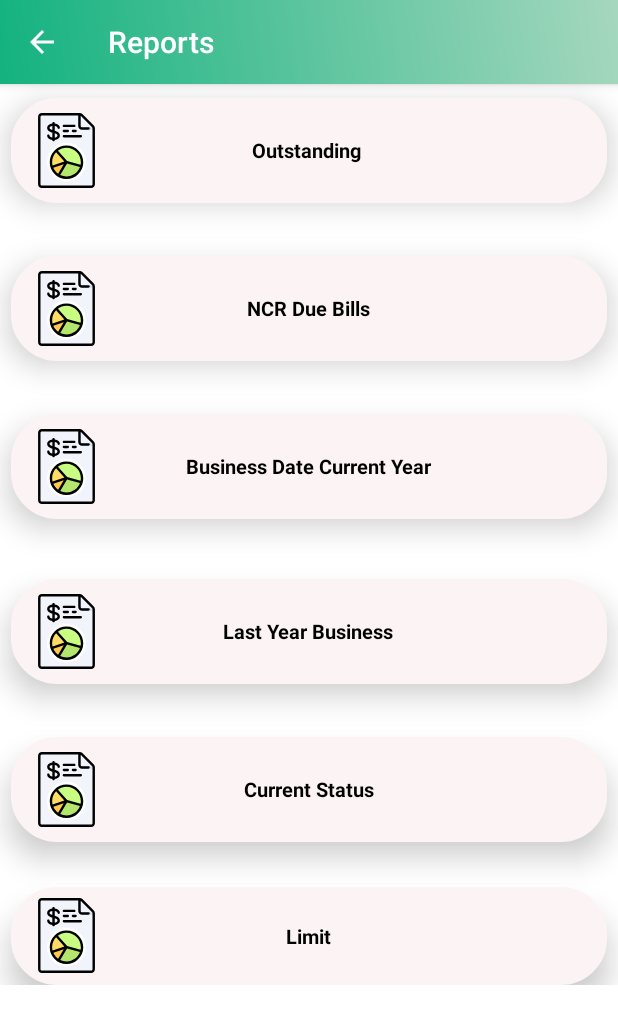
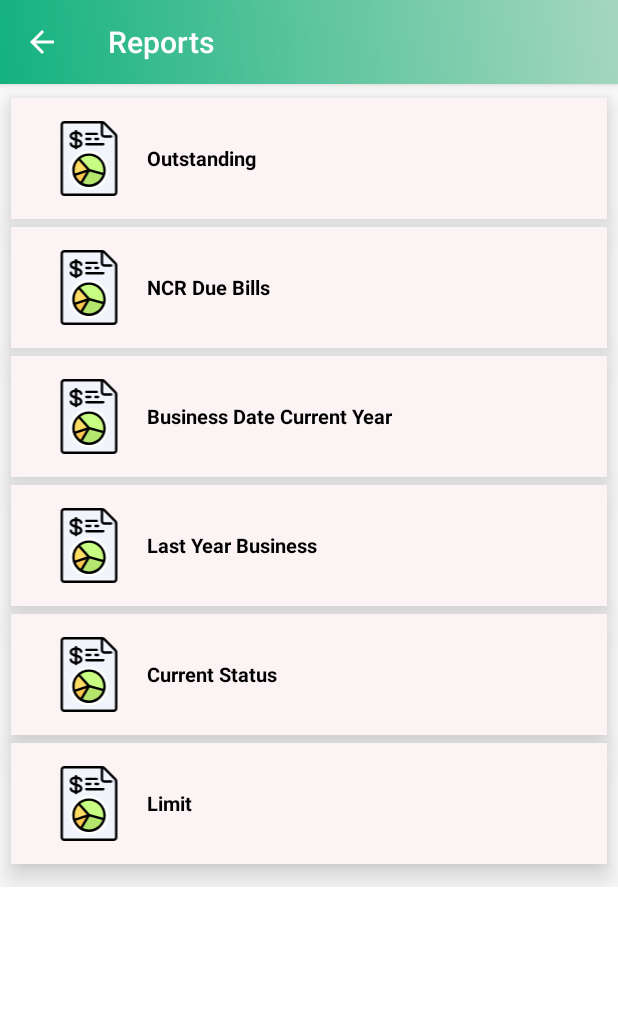
Before and after one commit to GlobalConnectTally/TallyVoucherAuthentication, an Android app: the Sixreportactivity screen opened directly, with no data from a screen before it, on a phone screen of 412 x 824 dp. Shown: the top 1024 px of the screen. Run offline under Robolectric (Android 15) with nearby library versions, the phone set to English and light mode, and no system bars; our stand-ins replace sdp/ssp sizes; network calls fail.

Commit message:
Report List Tiles Designing

```diff
--- a/app/src/main/java/tallyadmin/gp/gpcropcare/Activities/Sixreportactivity.java
+++ b/app/src/main/java/tallyadmin/gp/gpcropcare/Activities/Sixreportactivity.java
@@ -9,6 +9,7 @@ import android.content.Intent;
 import android.os.Bundle;
 import android.view.MenuItem;
 import android.view.View;
+import android.widget.LinearLayout;
 import android.widget.RelativeLayout;
 
 import com.google.android.material.bottomnavigation.BottomNavigationView;
@@ -16,18 +17,20 @@ import tallyadmin.gp.gpcropcare.R;
 
 //-----six reports activity-----//
 public class Sixreportactivity extends AppCompatActivity {
-    RelativeLayout outstanding,ncrduebill,businessdate,lastyearbus,currentstatus,limit;
+    LinearLayout outstanding,ncrduebill,businessdate,lastyearbus,currentstatus,limit;
 
     @Override
     protected void onCreate(Bundle savedInstanceState) {
         super.onCreate(savedInstanceState);
         setContentView(R.layout.activity_sixreportactivity);
-        outstanding = (RelativeLayout)findViewById(R.id.outstanding);
-        ncrduebill = (RelativeLayout)findViewById(R.id.ncrduebill);
-        businessdate = (RelativeLayout)findViewById(R.id.businessdate);
-        lastyearbus = (RelativeLayout)findViewById(R.id.lastyearbus);
-        currentstatus = (RelativeLayout)findViewById(R.id.currentstatus);
-        limit = (RelativeLayout)findViewById(R.id.limit);
+
+        outstanding = (LinearLayout)findViewById(R.id.outstanding);
+        ncrduebill = (LinearLayout)findViewById(R.id.ncrduebill);
+        businessdate = (LinearLayout)findViewById(R.id.businessdate);
+        lastyearbus = (LinearLayout)findViewById(R.id.lastyearbus);
+        currentstatus = (LinearLayout)findViewById(R.id.currentstatus);
+        limit = (LinearLayout)findViewById(R.id.limit);
+
         Toolbar toolbar = findViewById(R.id.toolbar);
         setSupportActionBar(toolbar);
         getSupportActionBar().setDisplayHomeAsUpEnabled(true);
--- a/app/src/main/java/tallyadmin/gp/gpcropcare/HomeActivity.java
+++ b/app/src/main/java/tallyadmin/gp/gpcropcare/HomeActivity.java
@@ -120,7 +120,6 @@ public class HomeActivity extends AppCompatActivity implements NavigationView.On
 
         showbadges();
 
-
         DrawerLayout drawer = findViewById(R.id.drawer_layout);
         NavigationView navigationView = findViewById(R.id.nav_view);
         ActionBarDrawerToggle toggle = new ActionBarDrawerToggle(
@@ -205,9 +204,8 @@ public class HomeActivity extends AppCompatActivity implements NavigationView.On
 //            }
 //        });
 
-         timeText.setText(currentTIme().toString());
-         Date date = new Date();
-         dateText.setText(getFormatedDate(todayformatDate()));
+        timeText.setText(currentTIme().toString());
+        dateText.setText(getFormatedDate(todayformatDate()));
 
          //-----sales on click go to dashboard to Sales order activity-----//
          LinearLayout salesorder = findViewById(R.id.sales_order);
--- a/app/src/main/res/drawable/roundbgi.xml
+++ b/app/src/main/res/drawable/roundbgi.xml
@@ -6,5 +6,5 @@
         android:width="1dp"
         android:color="@color/greycolor" />
 
-    <corners android:radius="30dp"/>
+    <corners android:radius="0dp"/>
 </shape>
--- a/app/src/main/res/layout/content_showtransactionew.xml
+++ b/app/src/main/res/layout/content_showtransactionew.xml
@@ -264,6 +264,7 @@
             </TextView>
 
         </LinearLayout>
+
         <View
             android:background="#a59f9f"
             android:layout_width="match_parent"
@@ -271,6 +272,7 @@
             android:layout_marginTop="4dp"
             android:layout_marginEnd="4dp"
             android:layout_marginStart="4dp"/>
+
         <LinearLayout
             android:layout_width="match_parent"
             android:layout_height="0dp"
@@ -281,7 +283,7 @@
             <TextView
                 android:layout_width="0dp"
                 android:layout_height="match_parent"
-                android:layout_weight="0.5"
+                android:layout_weight="0.8"
                 android:text="Total Amount"
                 android:textColor="@color/color_black"
                 android:textStyle="bold"
@@ -294,7 +296,7 @@
                 android:id="@+id/txt_amount"
                 android:layout_width="0dp"
                 android:layout_height="match_parent"
-                android:layout_weight="1.5"
+                android:layout_weight="1.2"
                 android:text="20000.00"
                 android:textColor="@color/color_black"
                 android:gravity="center_vertical|end"
--- a/app/src/main/res/layout/content_sixreportactivity.xml
+++ b/app/src/main/res/layout/content_sixreportactivity.xml
@@ -6,7 +6,7 @@
     android:layout_height="match_parent"
     tools:context=".Activities.Sixreportactivity">
 
-    <ScrollView
+    <androidx.core.widget.NestedScrollView
         android:layout_width="match_parent"
         android:layout_height="match_parent"
         android:layout_marginTop="@dimen/_40sdp"
@@ -14,32 +14,32 @@
 
         <LinearLayout
             android:layout_width="match_parent"
-            android:layout_height="wrap_content"
+            android:layout_height="match_parent"
             android:orientation="vertical">
 
-            <RelativeLayout
+            <LinearLayout
                 android:id="@+id/outstanding"
                 android:layout_width="match_parent"
-                android:layout_height="70dp"
+                android:layout_height="wrap_content"
                 android:layout_marginHorizontal="7dp"
                 android:layout_marginTop="@dimen/_25sdp"
                 android:background="@drawable/roundbgi"
                 android:elevation="12dp"
-                android:orientation="horizontal">
+                android:gravity="center_vertical"
+                android:orientation="horizontal"
+                android:padding="@dimen/_15sdp"
+                android:weightSum="100">
 
                 <ImageView
-                    android:layout_width="50dp"
+                    android:layout_width="0dp"
                     android:layout_height="50dp"
-                    android:layout_centerVertical="true"
-                    android:layout_marginLeft="12dp"
-                    android:layout_marginRight="20dp"
+                    android:layout_weight="20"
                     android:src="@drawable/ic_orderp" />
 
                 <TextView
-                    android:layout_width="wrap_content"
+                    android:layout_width="0dp"
                     android:layout_height="wrap_content"
-                    android:layout_centerHorizontal="true"
-                    android:layout_centerVertical="true"
+                    android:layout_weight="80"
                     android:padding="2dp"
                     android:text="Outstanding "
                     android:textColor="@color/color_black"
@@ -47,165 +47,172 @@
                     android:textStyle="bold" />
 
 
-            </RelativeLayout>
+            </LinearLayout>
 
-            <RelativeLayout
+            <LinearLayout
                 android:id="@+id/ncrduebill"
                 android:layout_width="match_parent"
-                android:layout_height="70dp"
+                android:layout_height="wrap_content"
                 android:layout_marginHorizontal="7dp"
-                android:layout_marginTop="35dp"
+                android:layout_marginTop="5dp"
                 android:background="@drawable/roundbgi"
                 android:elevation="12dp"
-                android:orientation="horizontal">
+                android:gravity="center_vertical"
+                android:orientation="horizontal"
+                android:padding="@dimen/_15sdp"
+                android:weightSum="100">
 
                 <ImageView
-                    android:layout_width="50dp"
+                    android:layout_width="0dp"
                     android:layout_height="50dp"
-                    android:layout_centerVertical="true"
-                    android:layout_marginLeft="12dp"
-                    android:layout_marginRight="20dp"
+                    android:layout_weight="20"
                     android:src="@drawable/ic_orderp" />
 
                 <TextView
-                    android:layout_width="wrap_content"
+                    android:layout_width="0dp"
                     android:layout_height="wrap_content"
                     android:layout_centerHorizontal="true"
                     android:layout_centerVertical="true"
+                    android:layout_weight="80"
                     android:padding="2dp"
                     android:text="NCR Due Bills"
                     android:textColor="@color/color_black"
                     android:textSize="@dimen/fontsize"
                     android:textStyle="bold" />
 
+            </LinearLayout>
 
-            </RelativeLayout>
-
-            <RelativeLayout
+            <LinearLayout
                 android:id="@+id/businessdate"
                 android:layout_width="match_parent"
-                android:layout_height="70dp"
+                android:layout_height="wrap_content"
                 android:layout_marginHorizontal="7dp"
-                android:layout_marginTop="35dp"
+                android:layout_marginTop="5dp"
                 android:background="@drawable/roundbgi"
                 android:elevation="12dp"
-                android:orientation="horizontal">
+                android:gravity="center_vertical"
+                android:orientation="horizontal"
+                android:padding="@dimen/_15sdp"
+                android:weightSum="100">
 
                 <ImageView
-                    android:layout_width="50dp"
+                    android:layout_width="0dp"
                     android:layout_height="50dp"
-                    android:layout_centerVertical="true"
-                    android:layout_marginLeft="12dp"
-                    android:layout_marginRight="20dp"
+                    android:layout_weight="20"
                     android:src="@drawable/ic_orderp" />
 
                 <TextView
-                    android:layout_width="wrap_content"
+                    android:layout_width="0dp"
                     android:layout_height="wrap_content"
-                    android:layout_centerHorizontal="true"
-                    android:layout_centerVertical="true"
+                    android:layout_weight="80"
                     android:padding="2dp"
                     android:text="Business Date Current Year"
                     android:textColor="@color/color_black"
                     android:textSize="@dimen/fontsize"
                     android:textStyle="bold" />
 
-            </RelativeLayout>
+            </LinearLayout>
 
-            <RelativeLayout
+            <LinearLayout
                 android:id="@+id/lastyearbus"
                 android:layout_width="match_parent"
-                android:layout_height="70dp"
+                android:layout_height="wrap_content"
                 android:layout_marginHorizontal="7dp"
-                android:layout_marginTop="40dp"
+                android:layout_marginTop="5dp"
                 android:background="@drawable/roundbgi"
                 android:elevation="12dp"
-                android:orientation="horizontal">
+                android:gravity="center_vertical"
+                android:orientation="horizontal"
+                android:padding="@dimen/_15sdp"
+                android:weightSum="100">
 
                 <ImageView
-                    android:layout_width="50dp"
+                    android:layout_width="0dp"
                     android:layout_height="50dp"
-                    android:layout_centerVertical="true"
-                    android:layout_marginLeft="12dp"
-                    android:layout_marginRight="20dp"
+                    android:layout_weight="20"
                     android:src="@drawable/ic_orderp" />
 
                 <TextView
-                    android:layout_width="wrap_content"
+                    android:layout_width="0dp"
                     android:layout_height="wrap_content"
                     android:layout_centerHorizontal="true"
                     android:layout_centerVertical="true"
+                    android:layout_weight="80"
                     android:padding="2dp"
                     android:text="Last Year Business"
                     android:textColor="@color/color_black"
                     android:textSize="@dimen/fontsize"
                     android:textStyle="bold" />
 
-            </RelativeLayout>
+            </LinearLayout>
 
-            <RelativeLayout
+            <LinearLayout
                 android:id="@+id/currentstatus"
                 android:layout_width="match_parent"
-                android:layout_height="70dp"
+                android:layout_height="wrap_content"
                 android:layout_marginHorizontal="7dp"
-                android:layout_marginTop="35dp"
+                android:layout_marginTop="5dp"
                 android:background="@drawable/roundbgi"
                 android:elevation="12dp"
-                android:orientation="horizontal">
+                android:gravity="center_vertical"
+                android:orientation="horizontal"
+                android:padding="@dimen/_15sdp"
+                android:weightSum="100">
 
                 <ImageView
-                    android:layout_width="50dp"
+                    android:layout_width="0dp"
                     android:layout_height="50dp"
-                    android:layout_centerVertical="true"
-                    android:layout_marginLeft="12dp"
-                    android:layout_marginRight="20dp"
+                    android:layout_weight="20"
                     android:src="@drawable/ic_orderp" />
 
                 <TextView
-                    android:layout_width="wrap_content"
+                    android:layout_width="0dp"
                     android:layout_height="wrap_content"
-                    android:layout_centerHorizontal="true"
-                    android:layout_centerVertical="true"
+                    android:layout_weight="80"
                     android:padding="2dp"
                     android:text="Current Status"
                     android:textColor="@color/color_black"
                     android:textSize="@dimen/fontsize"
                     android:textStyle="bold" />
 
-            </RelativeLayout>
+            </LinearLayout>
 
-            <RelativeLayout
+            <LinearLayout
                 android:id="@+id/limit"
                 android:layout_width="match_parent"
-                android:layout_height="65dp"
+                android:layout_height="wrap_content"
                 android:layout_marginHorizontal="7dp"
-                android:layout_marginTop="30dp"
+                android:layout_marginTop="@dimen/_5sdp"
+                android:layout_marginBottom="@dimen/_15sdp"
                 android:background="@drawable/roundbgi"
                 android:elevation="12dp"
-                android:orientation="horizontal">
+                android:gravity="center_vertical"
+                android:orientation="horizontal"
+                android:padding="@dimen/_15sdp"
+                android:weightSum="100">
 
                 <ImageView
-                    android:layout_width="50dp"
+                    android:layout_width="0dp"
                     android:layout_height="50dp"
-                    android:layout_centerVertical="true"
-                    android:layout_marginLeft="12dp"
-                    android:layout_marginRight="20dp"
+                    android:layout_weight="20"
                     android:src="@drawable/ic_orderp" />
 
                 <TextView
-                    android:layout_width="wrap_content"
+                    android:layout_width="0dp"
                     android:layout_height="wrap_content"
                     android:layout_centerHorizontal="true"
                     android:layout_centerVertical="true"
+                    android:layout_weight="80"
                     android:padding="2dp"
                     android:text="Limit"
                     android:textColor="@color/color_black"
                     android:textSize="@dimen/fontsize"
                     android:textStyle="bold" />
 
-            </RelativeLayout>
+            </LinearLayout>
 
         </LinearLayout>
 
-    </ScrollView>
+    </androidx.core.widget.NestedScrollView>
+
 </RelativeLayout>
```
